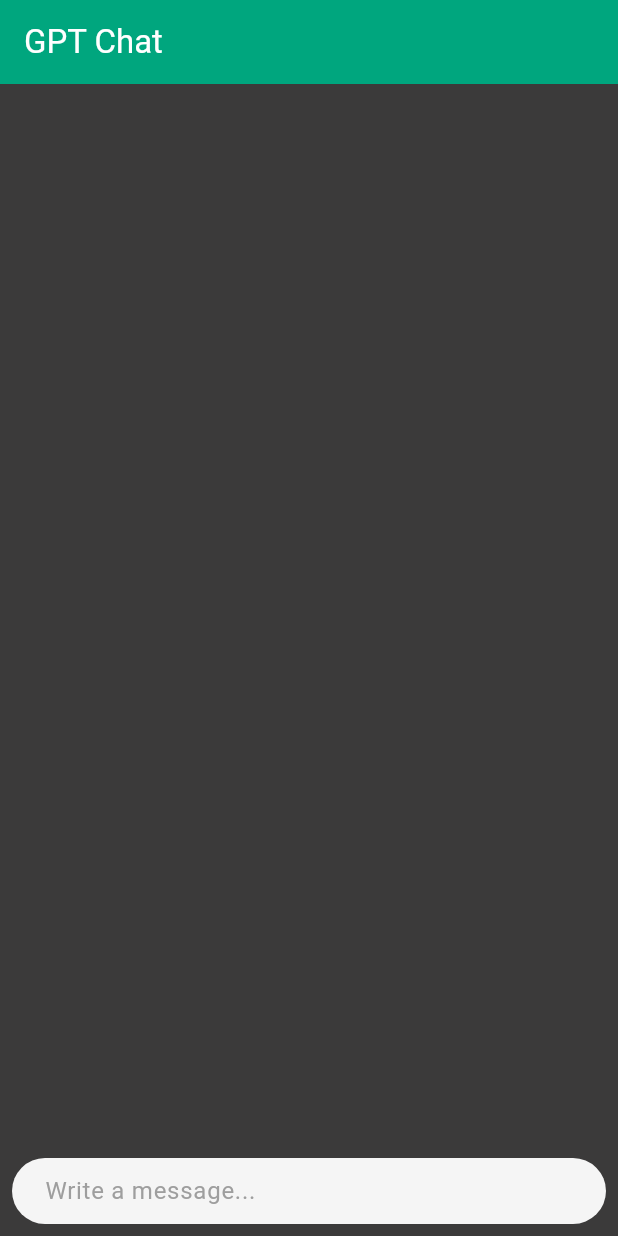
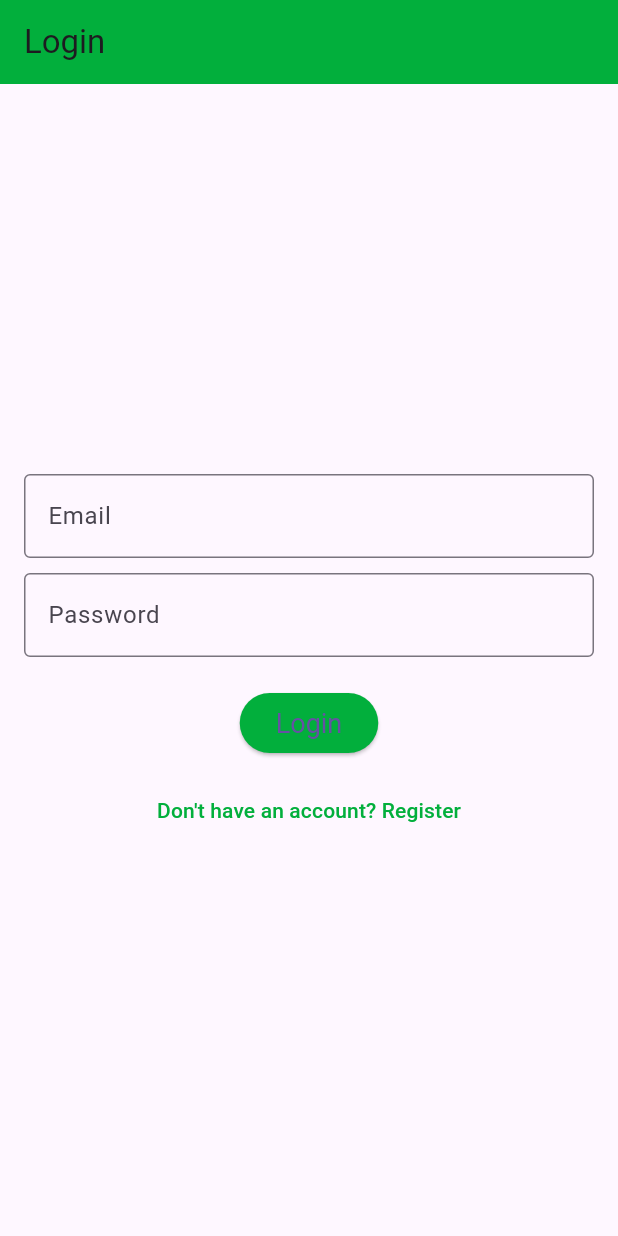
Before and after one commit to GustavoStack/AgroGPT, a Flutter app: the screen it shows after launch, on a phone screen of 412 x 824 dp. Run offline on Flutter 3.47's test engine with Material 3 defaults, Android fonts, the phone set to English and light mode, and no system bars; drawn by our look-alikes of dash_chat_2; our stand-ins replace cloud_firestore, firebase_auth, firebase_core, flutter_dotenv; missing offline and left inert: chat_gpt_sdk; accounts and stored records are empty.

Commit message:
segundo commit

```diff
--- a/lib/main.dart
+++ b/lib/main.dart
@@ -1,24 +1,40 @@
-import 'package:chatgpt_flutter_app/pages/chat_page.dart';
+import 'package:chatgpt_flutter_app/pages/login_page.dart';
+import 'package:chatgpt_flutter_app/pages/register_page.dart';
 import 'package:flutter/material.dart';
 import 'package:flutter_dotenv/flutter_dotenv.dart';
+import 'package:firebase_core/firebase_core.dart';
 
-Future<void> main() async {
+void main() async {
+  WidgetsFlutterBinding.ensureInitialized();
   await dotenv.load(fileName: ".env");
-  runApp(const MyApp());
+  await Firebase.initializeApp(
+    options: FirebaseOptions(
+      apiKey: dotenv.env['API_KEY']!,
+      authDomain: dotenv.env['AUTH_DOMAIN']!,
+      databaseURL: dotenv.env['DATA_BASE_URL']!,
+      projectId: dotenv.env['PROJECT_ID']!,
+      storageBucket: dotenv.env['STORAGE_BUCKET']!,
+      messagingSenderId: dotenv.env['MESSAGING_SENDER_ID']!,
+      appId: dotenv.env['API_ID']!,
+    ),
+  );
+  runApp(MyApp());
 }
 
 class MyApp extends StatelessWidget {
-  const MyApp({super.key});
-
   @override
   Widget build(BuildContext context) {
     return MaterialApp(
-      title: 'Flutter Demo',
+      debugShowCheckedModeBanner: false,
+      title: 'Flutter Chat',
       theme: ThemeData(
-        colorScheme: ColorScheme.fromSeed(seedColor: Colors.deepPurple),
-        useMaterial3: true,
+        primarySwatch: Colors.blue,
       ),
-      home: ChatPage(),
+      initialRoute: '/',
+      routes: {
+        '/': (context) => const LoginPage(),
+        '/register': (context) => const RegisterPage(),
+      },
     );
   }
 }
--- /dev/null
+++ b/lib/pages/login_page.dart
@@ -0,0 +1,95 @@
+import 'package:chatgpt_flutter_app/pages/chat_page.dart';
+import 'package:flutter/material.dart';
+import 'package:firebase_auth/firebase_auth.dart';
+import 'register_page.dart';
+
+class LoginPage extends StatefulWidget {
+  const LoginPage({super.key});
+
+  @override
+  State<LoginPage> createState() => _LoginPageState();
+}
+
+class _LoginPageState extends State<LoginPage> {
+  final TextEditingController _emailController = TextEditingController();
+  final TextEditingController _passwordController = TextEditingController();
+  final FirebaseAuth _auth = FirebaseAuth.instance;
+
+  void _login() async {
+    try {
+      await _auth.signInWithEmailAndPassword(
+          email: _emailController.text, password: _passwordController.text);
+      Navigator.pushReplacement(
+          context, MaterialPageRoute(builder: (context) => const ChatPage()));
+    } catch (e) {
+      ScaffoldMessenger.of(context).showSnackBar(SnackBar(
+        content: Text(
+          'Login failed. Please check your credentials.',
+          style: TextStyle(color: Colors.white),
+        ),
+        backgroundColor: Colors.red,
+      ));
+    }
+  }
+
+  @override
+  Widget build(BuildContext context) {
+    return Scaffold(
+      appBar: AppBar(
+        title: const Text('Login'),
+        backgroundColor: Color.fromARGB(
+            255, 2, 175, 60), // Altere a cor da barra de navegação
+      ),
+      body: Padding(
+        padding: const EdgeInsets.all(16.0),
+        child: Column(
+          mainAxisAlignment: MainAxisAlignment.center,
+          children: [
+            TextField(
+              controller: _emailController,
+              decoration: const InputDecoration(
+                labelText: 'Email',
+                border: OutlineInputBorder(), // Adicione uma borda ao campo
+              ),
+            ),
+            const SizedBox(height: 10), // Adicione um espaço entre os campos
+            TextField(
+              controller: _passwordController,
+              decoration: const InputDecoration(
+                labelText: 'Password',
+                border: OutlineInputBorder(), // Adicione uma borda ao campo
+              ),
+              obscureText: true,
+            ),
+            const SizedBox(height: 20),
+            ElevatedButton(
+              onPressed: _login,
+              child: const Text('Login'),
+              style: ElevatedButton.styleFrom(
+                backgroundColor:
+                    Color.fromARGB(255, 2, 175, 60), // Altere a cor do botão
+                textStyle: TextStyle(
+                    fontSize: 18), // Altere o tamanho do texto do botão
+              ),
+            ),
+            const SizedBox(height: 10), // Adicione um espaço abaixo do botão
+            TextButton(
+              onPressed: () {
+                Navigator.push(
+                  context,
+                  MaterialPageRoute(builder: (context) => const RegisterPage()),
+                );
+              },
+              child: const Text(
+                'Don\'t have an account? Register',
+                style: TextStyle(
+                    color: Color.fromARGB(
+                        255, 2, 175, 60)), // Altere a cor do texto do botão
+              ),
+            ),
+          ],
+        ),
+      ),
+    );
+  }
+}
--- /dev/null
+++ b/lib/utils/app_routes.dart
@@ -0,0 +1,6 @@
+abstract class AppRoutes {
+  static const home = '/';
+  static const login = '/login';
+  static const register = '/register';
+  static const chat = '/chat';
+}
--- a/pubspec.yaml
+++ b/pubspec.yaml
@@ -30,10 +30,12 @@ environment:
 dependencies:
   flutter:
     sdk: flutter
-
   dash_chat_2: ^0.0.18
   chat_gpt_sdk: ^3.0.7
   flutter_dotenv: ^5.0.2
+  firebase_core: ^2.7.0
+  cloud_firestore: ^4.5.0
+  firebase_auth: ^4.5.0
 
 
   # The following adds the Cupertino Icons font to your application.
```
Also changed, not shown: lib/pages/chat_page.dart (+65 -36 lines), lib/pages/register_page.dart (added, +104 -0 lines), lib/consts.dart (deleted), pubspec.lock, 7 other files.
